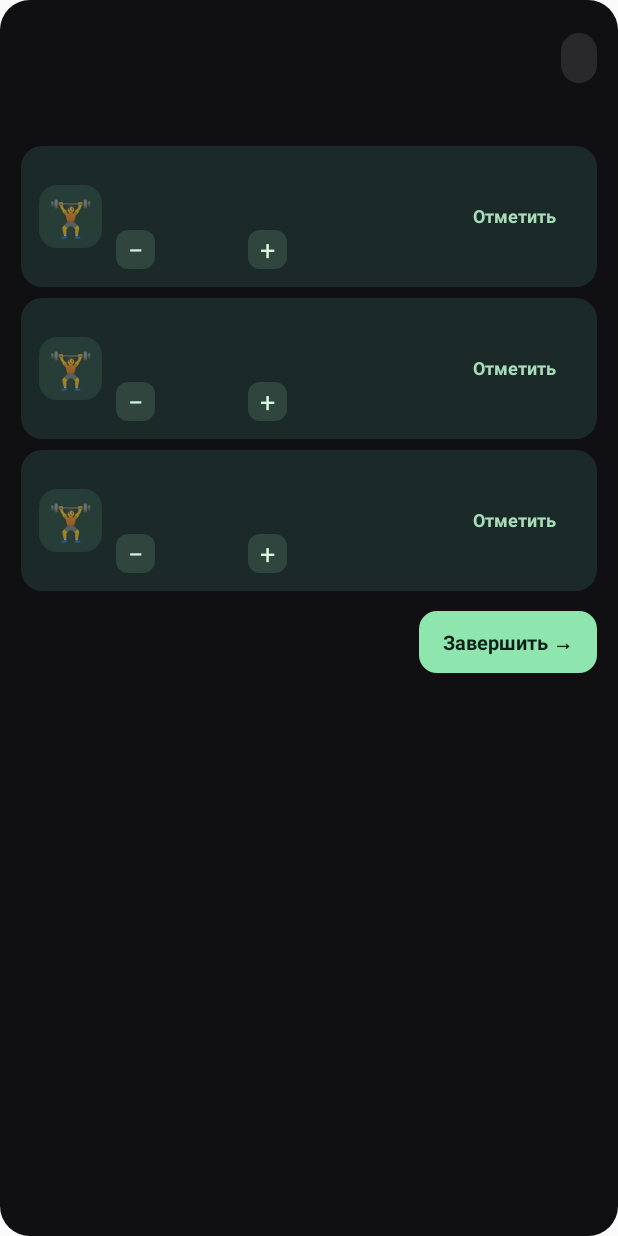
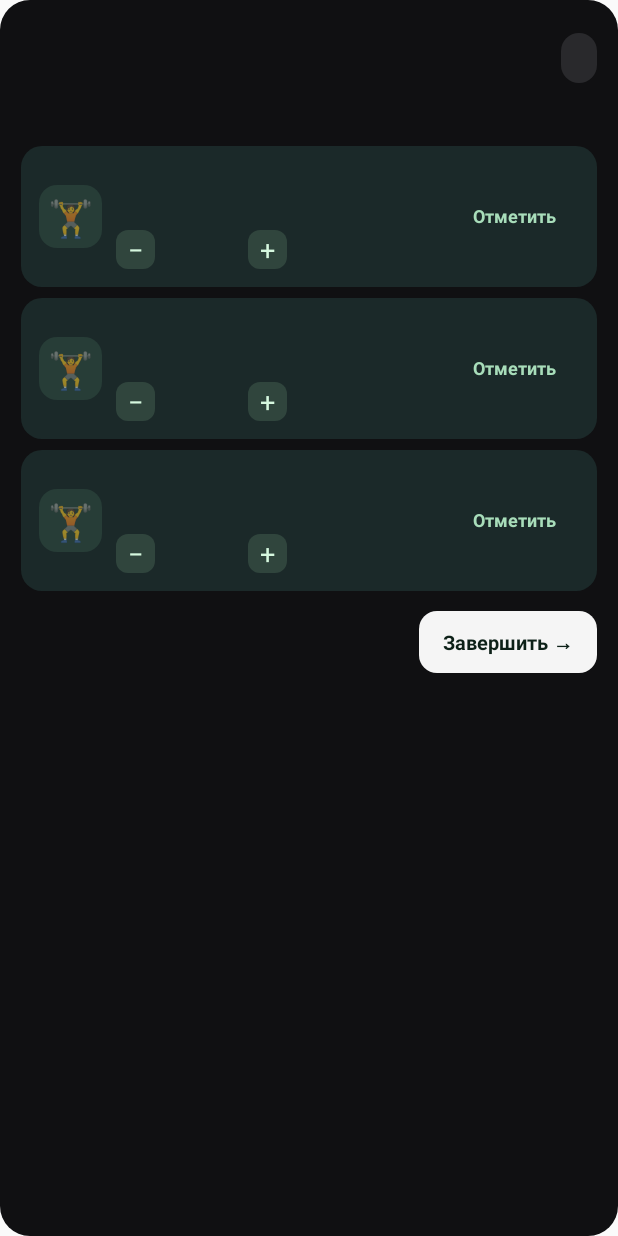
Before and after one commit to DenisovR/workout-widget, an Android app: the layout widget.xml on its own in the app's theme, with its tools: preview values and no code run, on a phone screen of 412 x 824 dp. Run offline under Robolectric (Android 15) with nearby library versions, the phone set to English and light mode, and no system bars.

Commit message:
Apply monochrome fitness theme

```diff
--- a/app/src/main/res/drawable/action_button.xml
+++ b/app/src/main/res/drawable/action_button.xml
@@ -1 +1 @@
-<shape xmlns:android="http://schemas.android.com/apk/res/android"><solid android:color="#8EE5AE"/><corners android:radius="12dp"/></shape>
+<shape xmlns:android="http://schemas.android.com/apk/res/android"><solid android:color="#F5F5F5"/><corners android:radius="12dp"/></shape>
```
